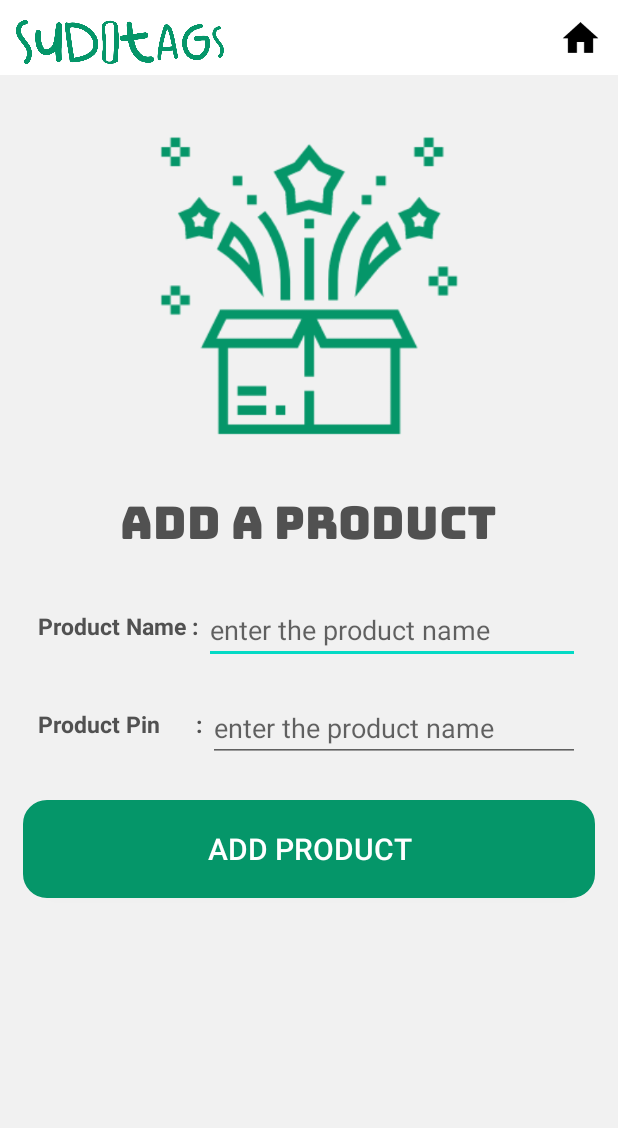
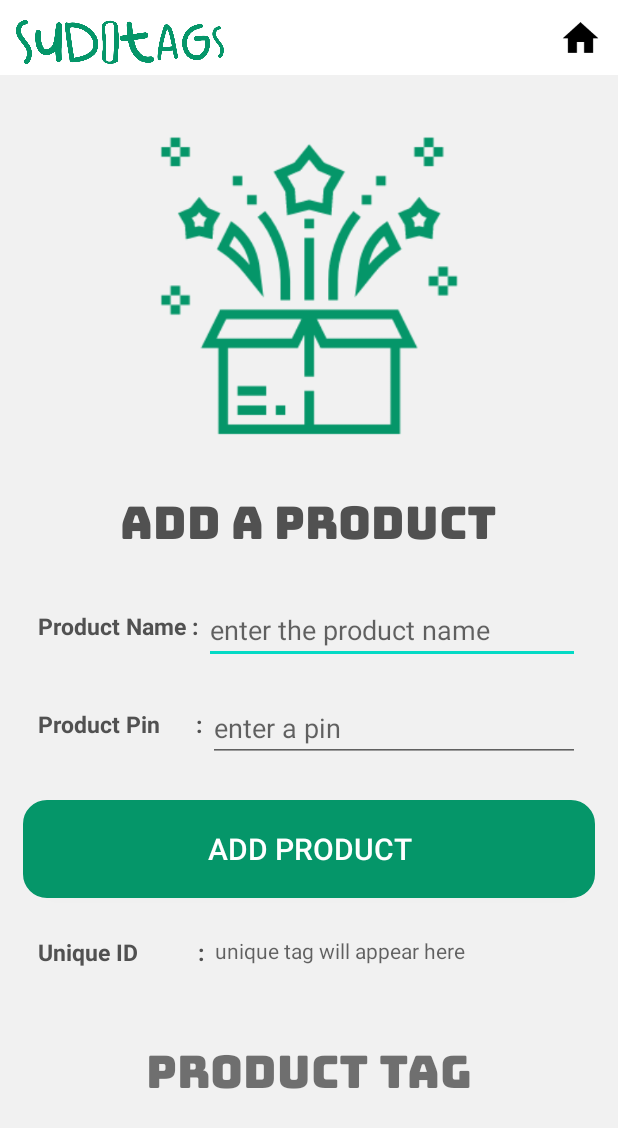
Before and after one commit to Aravind1444/SudoTags, an Android app: the AddProducts screen opened directly, with no data from a screen before it, on a phone screen of 412 x 824 dp. Shown: the top 1128 px of the screen. Run offline under Robolectric (Android 15) with nearby library versions, the phone set to English and light mode, and no system bars; libraries missing offline, so code that uses them is left out: com.journeyapps.barcodescanner.

Commit message:
added qr code generator in the add products page

```diff
--- a/app/build.gradle
+++ b/app/build.gradle
@@ -39,6 +39,8 @@ dependencies {
     implementation 'androidx.core:core:1.3.2'
     implementation 'androidx.appcompat:appcompat:1.2.0'
     implementation 'androidx.cardview:cardview:1.0.0'
+    implementation 'com.journeyapps:zxing-android-embedded:3.4.0'
+
 
     // Feature module Support
     implementation "androidx.navigation:navigation-dynamic-features-fragment:2.3.5"
--- a/app/src/main/res/layout/activity_add_products.xml
+++ b/app/src/main/res/layout/activity_add_products.xml
@@ -136,7 +136,7 @@
                 android:layout_marginTop="10dp"
                 android:layout_marginBottom="10dp"
                 android:lines="1"
-                android:hint="enter the product name"
+                android:hint="enter a pin"
                 />
 
         </RelativeLayout>
@@ -144,17 +144,77 @@
         <!--Code for the Add Products Button-->
 
         <Button
+            android:id="@+id/addproduct"
             android:layout_width="match_parent"
             android:layout_height="65dp"
             android:layout_margin="15dp"
             android:background="@drawable/mybutton"
+            android:onClick="handleText"
             android:text="Add Product"
+            android:textColor="#FFFFFF"
             android:textSize="20dp"
-            android:textColor="#FFFFFF"
             app:layout_constraintBottom_toBottomOf="parent"
-            app:layout_constraintEnd_toEndOf="parent"
-            tools:ignore="OnClick"
-            />
+            app:layout_constraintEnd_toEndOf="parent" />
+
+
+        <!--Unique product ID-->
+        <RelativeLayout
+            android:layout_width="match_parent"
+            android:layout_height="wrap_content"
+            android:background="#f1f1f1"
+            android:orientation="horizontal">
+
+            <TextView
+                android:layout_width="wrap_content"
+                android:layout_height="wrap_content"
+                android:layout_alignParentStart="true"
+                android:layout_alignParentLeft="true"
+                android:layout_centerVertical="true"
+                android:paddingBottom="5dp"
+                android:text="Unique ID          : "
+                android:textColor="#515151"
+                android:textStyle="bold"
+                android:textSize="15dp"
+                android:layout_marginLeft="25dp"
+                android:layout_marginTop="10dp"
+                android:layout_marginBottom="10dp"
+                android:id="@+id/uniqueidtext"
+                />
+
+            <TextView
+                android:id="@+id/uniqueid"
+                android:layout_toRightOf="@id/uniqueidtext"
+                android:layout_width="wrap_content"
+                android:layout_height="wrap_content"
+                android:layout_marginRight="25dp"
+                android:layout_marginTop="10dp"
+                android:layout_marginBottom="10dp"
+                android:lines="1"
+                android:hint=" unique tag will appear here"
+                />
+
+        </RelativeLayout>
+
+        <TextView
+            android:layout_width="wrap_content"
+            android:layout_height="wrap_content"
+            android:text="Product Tag"
+            android:id="@+id/productagtext"
+            android:textSize="30dp"
+            android:fontFamily="@font/bungee"
+            android:layout_gravity="center"
+            android:layout_below="@id/uniqueid"
+            android:layout_margin="15dp"/>
+
+        <ImageView
+            android:layout_gravity="center"
+            android:layout_width="wrap_content"
+            android:layout_height="wrap_content"
+            android:id="@+id/producttagimage"
+            android:scaleType="fitCenter"
+            android:layout_below="@id/productagtext"
+            android:layout_marginBottom="20dp"
+            android:adjustViewBounds="true"/>
 
     </LinearLayout>
 
```
Also changed, not shown: app/src/main/AndroidManifest.xml (+7 -0 lines), app/src/main/java/me/aravind/sudotags/AddProducts.java (+55 -0 lines), app/src/main/java/me/aravind/sudotags/Capture.java (added, +9 -0 lines), app/src/main/java/me/aravind/sudotags/ScanPageFragment.java (+62 -1 lines), app/src/main/res/layout/fragment_scan_page.xml (+28 -3 lines).
